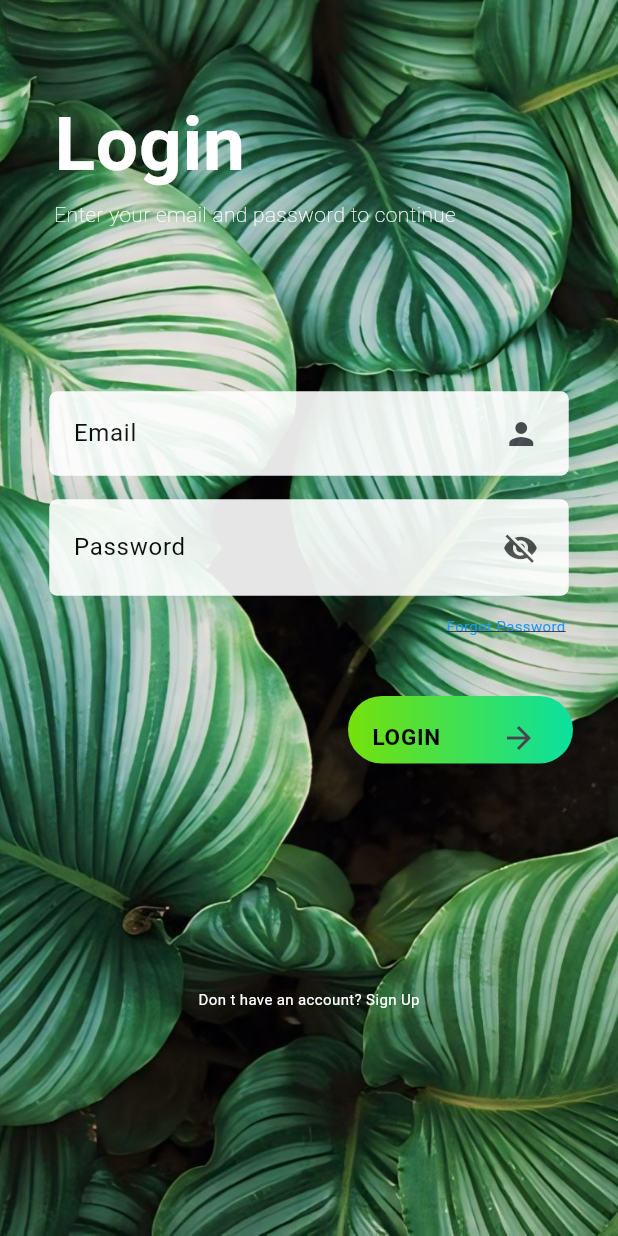
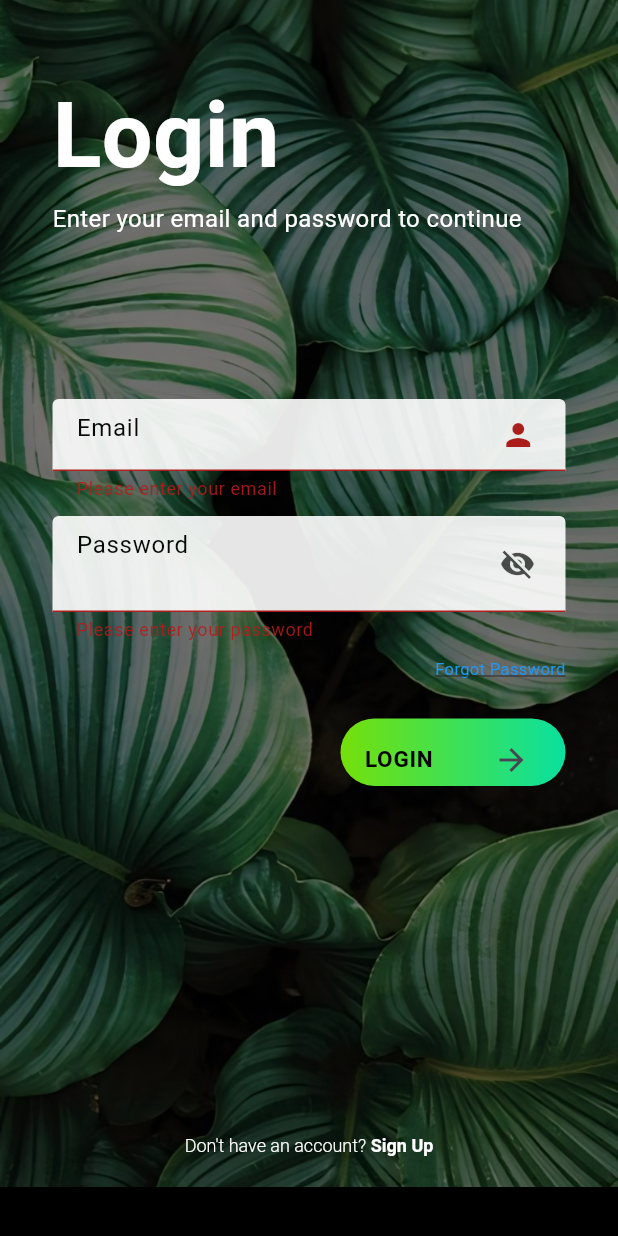
Before and after one commit to smmic-capstone/smmic-app, a Flutter app: the screen it shows after launch, after a tap on "LOGIN", on a phone screen of 412 x 824 dp. Run offline on Flutter 3.47's test engine with Material 3 defaults, Android fonts, the phone set to English and light mode, and no system bars; our stand-ins replace email_validator, get_it, shared_preferences, syncfusion_flutter_charts, syncfusion_flutter_gauges, weather; missing offline and left inert: ansicolor, jwt_decode; accounts and stored records are empty; network calls fail.

Commit message:
reworked login page (#23)
modified login page

- added form validation
- added email validator dependency

```diff
--- a/lib/pages/login.dart
+++ b/lib/pages/login.dart
@@ -1,4 +1,10 @@
+import 'dart:ui';
+
+import 'package:email_validator/email_validator.dart';
+import 'package:flutter/cupertino.dart';
+import 'package:flutter/gestures.dart';
 import 'package:flutter/material.dart';
+import 'package:flutter/widgets.dart';
 import 'package:smmic/main.dart';
 import 'package:smmic/pages/register.dart';
 import 'package:smmic/services/auth_services.dart';
@@ -13,132 +19,190 @@ class LoginPage extends StatefulWidget {
 }
 
 class _LoginPageState extends State<LoginPage> {
-  final emailController = TextEditingController();
-  final passController = TextEditingController();
+  final _formKey = GlobalKey<FormState>();
+
+  // controllers
+  final _emailController = TextEditingController();
+  final _passwordController = TextEditingController();
+
+  // services
   final AuthService _authService = AuthService();
+
   bool _obscurePassword = true;
 
   @override
-  Widget build(BuildContext context) {
+  void dispose() {
+    _emailController.dispose();
+    _passwordController.dispose();
+    super.dispose();
+  }
+
+  Future<void> _onSubmitForm(BuildContext context) async {
+    if(_formKey.currentState?.validate() ?? false){
+      _formKey.currentState?.save();
+      await _authService.login(email: _emailController.text, password: _passwordController.text);
+      if(context.mounted){
+        Navigator.pushAndRemoveUntil(context, MaterialPageRoute(builder: (context) => const AuthGate()), (route) => false);
+      }
+    }
+  }
+
+  @override
+  Widget build(BuildContext context){
+    double screenHeight = MediaQuery.of(context).size.height;
     return Scaffold(
-        backgroundColor: const Color.fromRGBO(231, 231, 231, 1),
+      backgroundColor: Colors.black,
       body: Container(
+        padding: const EdgeInsets.symmetric(horizontal: 35),
         decoration: const BoxDecoration(
           image: DecorationImage(
+            opacity: 0.5,
             image: AssetImage('assets/background.jpg'),
             fit: BoxFit.cover,
           ),
         ),
-          child: ListView(
+        child: SafeArea(
+            child: SingleChildScrollView(
+              physics: const NeverScrollableScrollPhysics(),
+              child: Column(
+                mainAxisAlignment: MainAxisAlignment.center,
                 children: [
-              SafeArea(
-                  child: Column(
-                children: [
-                  const Padding(
-                    padding: EdgeInsets.only(left: 20, top: 50),
-                    child: ListTile(
-                      title: Text(
-                        'Login',
-                        style: TextStyle(
-                            fontSize: 50,
-                            fontWeight: FontWeight.bold,
-                            color: Colors.white),
+                  Container(
+                    //color: Colors.blue,
+                    alignment: Alignment.centerLeft,
+                    height: (25 / 100) * screenHeight,
+                    child: _headers(),
                   ),
-                      subtitle: Text(
-                        'Enter your email and password to continue',
-                        style: TextStyle(
-                            fontSize: 14,
-                            fontWeight: FontWeight.w100,
-                            color: Colors.white),
+                  SizedBox(
+                    //color: Colors.yellow,
+                    height: (58 / 100) * screenHeight,
+                    child: Form(
+                        key: _formKey,
+                        child: _form(_emailController, _passwordController)
                     ),
                   ),
+                  Container(
+                    //color: Colors.orange,
+                    alignment: Alignment.bottomCenter,
+                    height: (13 / 100) * screenHeight,
+                    child: _footer(),
+                  )
+                ],
               ),
-                  Padding(
-                    padding: const EdgeInsets.only(
-                        bottom: 8.0, top: 100, left: 8.0, right: 8.0),
-                    child: MyTextField(
+            )
+        ),
+      ),
+    );
+  }
+
+  Widget _headers() {
+    return const Column(
+      mainAxisAlignment: MainAxisAlignment.center,
+      crossAxisAlignment: CrossAxisAlignment.start,
+      children: [
+        // TODO: ASSIGN STYLES FROM THEME PROVIDER
+        Text(
+            'Login',
+            style: TextStyle(fontSize: 60, fontWeight: FontWeight.bold, color: Colors.white)
+        ),
+        Text(
+            'Enter your email and password to continue',
+            style: TextStyle(fontSize: 16, fontWeight: FontWeight.w400, color: Colors.white)
+        ),
+      ],
+    );
+  }
+
+  Widget _form(TextEditingController emailController, TextEditingController passwordController) {
+    return Column(
+      mainAxisAlignment: MainAxisAlignment.center,
+      children: [
+        MyTextField(
+          validator: (value){
+            if(value == null || value.isEmpty){
+              return 'Please enter your email';
+            } else if (!EmailValidator.validate(value)){
+              return 'Please enter a valid email address';
+            }
+            return null;
+          },
           controller: emailController,
           hintText: 'Email',
+          obscureText: false,
           suffixIcon: const Padding(
               padding: EdgeInsets.only(right: 15),
-                        child: Icon(Icons.person),
+              child: Icon(Icons.person)
           ),
-                      obscuretext: false,
+          padding: EdgeInsets.zero,
         ),
-                  ),
-                  Padding(
-                    padding: const EdgeInsets.all(8.0),
-                    child: MyTextField(
-                      controller: passController,
+        const SizedBox(height: 10),
+        MyTextField(
+          validator: (value){
+            if(value == null || value.isEmpty){
+              return 'Please enter your password';
+            }
+            return null;
+          },
+          controller: passwordController,
           hintText: 'Password',
-                      obscuretext: _obscurePassword,
+          obscureText: true,
           suffixIcon: Padding(
               padding: const EdgeInsets.all(8.0),
               child: IconButton(
                   onPressed: () {
-                              setState(() {
+                    setState( () {
                       _obscurePassword = !_obscurePassword;
                     });
                   },
                   color: Colors.black.withOpacity(0.7),
-                            icon: Icon(_obscurePassword
-                                ? Icons.visibility_off
-                                : Icons.visibility)),
+                  icon: Icon(_obscurePassword ? Icons.visibility_off : Icons.visibility)
+              )
           ),
+          padding: EdgeInsets.zero,
         ),
-                  ),
-                  Padding(
-                      padding:
-                          const EdgeInsets.only(right: 35, top: 5, bottom: 20),
-                      child: Align(
+        const SizedBox(height: 10),
+        Align(
           alignment: Alignment.centerRight,
           child: GestureDetector(
             onTap: () {},
             child: const Text(
               'Forgot Password',
-                            style: TextStyle(
-                                color: Colors.blue,
-                                decoration: TextDecoration.underline,
-                                fontSize: 10),
-                          ),
-                        ),
-                      )),
-                  Padding(
-                    padding: const EdgeInsets.only(right: 30, top: 20),
-                    child: Align(
-                        alignment: Alignment.centerRight,
-                        child: MyButton(onTap: () async {
-                          await _authService.login(email: emailController.text, password: passController.text);
-                          // if (token['status'] == TokenStatus.forceLogin) {
-                          //   _authUtils.forceLogin(context);
-                          // }
-                          //context.read<AuthProvider>().setAccess(access: token['access'], accessStatus: TokenStatus.valid);
-                          Navigator.pushAndRemoveUntil(context, MaterialPageRoute(builder: (context) => const AuthGate()), (route) => false);
-                        })
-                    ),
-                  ),
-                  Padding(
-                    padding: const EdgeInsets.only(top: 150),
-                    child: Align(
-                      alignment: Alignment.center,
-                      child: GestureDetector(
-                        onTap: () {
-                          Navigator.push(
-                              context,
-                              MaterialPageRoute(
-                                  builder: (context) => const Register()));
-                        },
-                        child: const Text(
-                          'Don t have an account? Sign Up',
-                          style: TextStyle(fontSize: 10, color: Colors.white),
+              style: TextStyle(color: Colors.blue, decoration: TextDecoration.underline, fontSize: 11),
             ),
           ),
         ),
+        const SizedBox(height: 25),
+        Align(
+          alignment: Alignment.centerRight,
+          child: MyButton(onTap: () async {
+            await _onSubmitForm(context);
+          })
+        ),
+        const SizedBox(height: 100)
+      ],
+    );
+  }
+
+  Widget _footer() {
+    return GestureDetector(
+      onTap: () {
+        Navigator.push(context, MaterialPageRoute(builder: (context) => const Register()));
+      },
+      child: Padding(
+        padding: const EdgeInsets.only(bottom: 20),
+        child: RichText(
+          text: const TextSpan(
+              style: TextStyle(fontSize: 12, fontWeight: FontWeight.w300),
+              text: 'Don\'t have an account?',
+              children: [
+                TextSpan(
+                  text: ' Sign Up',
+                  style: TextStyle(fontSize: 12, fontWeight: FontWeight.bold),
                 )
-                ],
-              ))
-            ],
+              ]
           ),
-        ));
+        )
+      ),
+    );
   }
 }
--- a/lib/providers/user_data_provider.dart
+++ b/lib/providers/user_data_provider.dart
@@ -32,6 +32,7 @@ class UserDataProvider extends ChangeNotifier {
         throw onSharedPrefsEmpty['error'];
       }
 
+      // TODO: CREATE CROSS CHECKING WITH API FUNCTION
       _logs.info(message: '_onSharedPrefsEmpty() returned with data');
       _user = User.fromJson(onSharedPrefsEmpty);
       await _sharedPrefsUtils.setUserData(userInfo: onSharedPrefsEmpty);
--- a/lib/subcomponents/login/textfield.dart
+++ b/lib/subcomponents/login/textfield.dart
@@ -1,37 +1,49 @@
 import 'package:flutter/material.dart';
+import 'package:smmic/subcomponents/register/textfieldRegister.dart';
 
-class MyTextField extends StatelessWidget {
+class MyTextField extends StatefulWidget{
   final TextEditingController controller;
   final String hintText;
-  final bool obscuretext;
+  final bool obscureText;
   final bool? disableInput;
   final IconData? icon;
   final Widget? suffixIcon;
   final double opacity; // Add an opacity parameter
+  final String? Function(String?) validator;
+  final EdgeInsets? padding;
 
   const MyTextField(
-      {Key? key,
-      required this.controller,
-      required this.hintText,
-      required this.obscuretext,
-      this.disableInput,
-      this.icon,
-      this.suffixIcon,
-      this.opacity = 0.9}) // Set default opacity to 1.0
-      : super(key: key);
+      {super.key,
+        required this.validator,
+        required this.controller,
+        required this.hintText,
+        required this.obscureText,
+        this.disableInput,
+        this.icon,
+        this.suffixIcon,
+        this.opacity = 0.9,
+        this.padding
+      });
+
+  @override
+  State<MyTextField> createState() => _MyTextFieldState();
+}
+
+class _MyTextFieldState extends State<MyTextField> {
 
   @override
   Widget build(BuildContext context) {
     return Padding(
-      padding: const EdgeInsets.symmetric(horizontal: 25.0),
+      padding: widget.padding ?? const EdgeInsets.symmetric(horizontal: 25.0),
       child: Opacity(
-        opacity: opacity,
-        child: TextField(
-          enabled: !(disableInput ?? false),
-          controller: controller,
-          obscureText: obscuretext,
+        opacity: widget.opacity,
+        child: TextFormField(
+          validator: widget.validator,
+          enabled: !(widget.disableInput ?? false),
+          controller: widget.controller,
+          obscureText: widget.obscureText,
           decoration: InputDecoration(
-            prefix: icon != null ? Icon(icon) : null,
+            prefix: widget.icon != null ? Icon(widget.icon) : null,
             enabledBorder: OutlineInputBorder(
               borderRadius: BorderRadius.circular(5),
               borderSide: const BorderSide(color: Colors.white),
@@ -42,9 +54,9 @@ class MyTextField extends StatelessWidget {
             ),
             fillColor: Colors.white,
             filled: true,
-            hintText: hintText,
+            hintText: widget.hintText,
             hintStyle: const TextStyle(color: Colors.black),
-            suffixIcon: suffixIcon,
+            suffixIcon: widget.suffixIcon,
           ),
         ),
       ),
--- a/lib/utils/api.dart
+++ b/lib/utils/api.dart
@@ -55,4 +55,6 @@ class ApiRequest {
     return {'error' : 'unhandled unexpected get() error'};
   }
 
+
+
 }
--- a/lib/utils/shared_prefs.dart
+++ b/lib/utils/shared_prefs.dart
@@ -117,7 +117,6 @@ class SharedPrefsUtils {
     await sharedPreferences.setStringList('user_data', userInfo.keys.map((item) => userInfo[item].toString()).toList());
   }
 
-  // [UID, first_name, last_name, province, city, barangay, zone, zip_code, email, password, profilepic]
   /// Returns the user data stored from SharedPreferences as a Map.
   ///
   /// Returns a null of the `user_data` from SharedPreferences is empty.
@@ -130,13 +129,13 @@ class SharedPrefsUtils {
     }
     if (sharedPreferences.getStringList('user_data') != null){
       List<String> userData = sharedPreferences.getStringList('user_data')!;
-      return userDataMapper(userData);
+      return _userDataMapper(userData);
     }
     throw('An unexpected error has occurred on SharedPrefsUtils.getStringList');
   }
 
   /// Maps the StringList that `getUserData()` returns
-  Map<String, dynamic> userDataMapper(List<String> userData) {
+  Map<String, dynamic> _userDataMapper(List<String> userData) {
     if(userData.length != _userDataKeys.length){
       return {'error':'userData and keys length not matched, check userData contents'};
     }
--- a/pubspec.yaml
+++ b/pubspec.yaml
@@ -47,6 +47,7 @@ dependencies:
   jwt_decode: ^0.3.1
   get_it: ^7.7.0
   ansicolor: ^2.0.2
+  email_validator: ^3.0.0
 
 dev_dependencies:
   flutter_test:
```
Also changed, not shown: pubspec.lock. Lines whose indentation alone changed are shown as unchanged.
